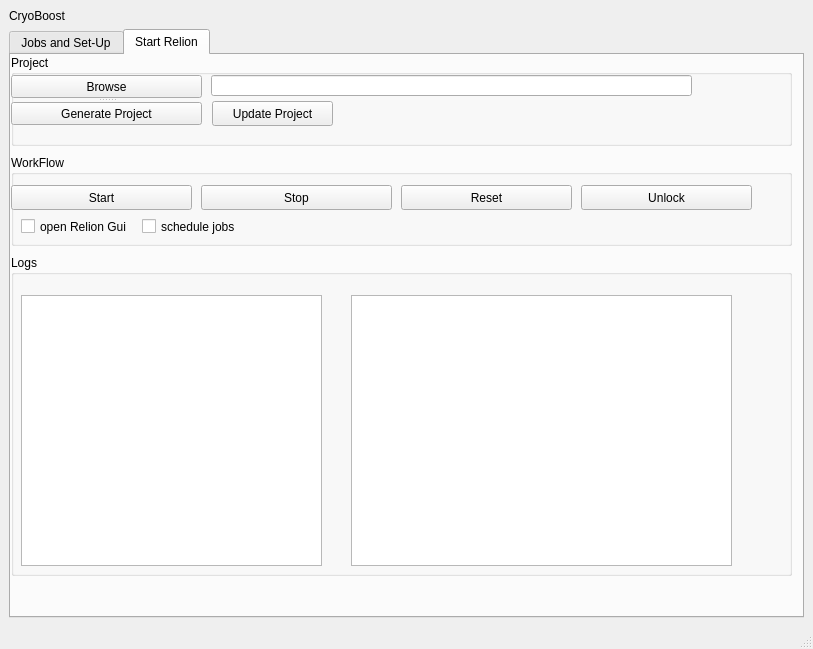
Old version of the form src/gui/schemeGui.ui in the repository Klumpe-lab/CryoBoost.
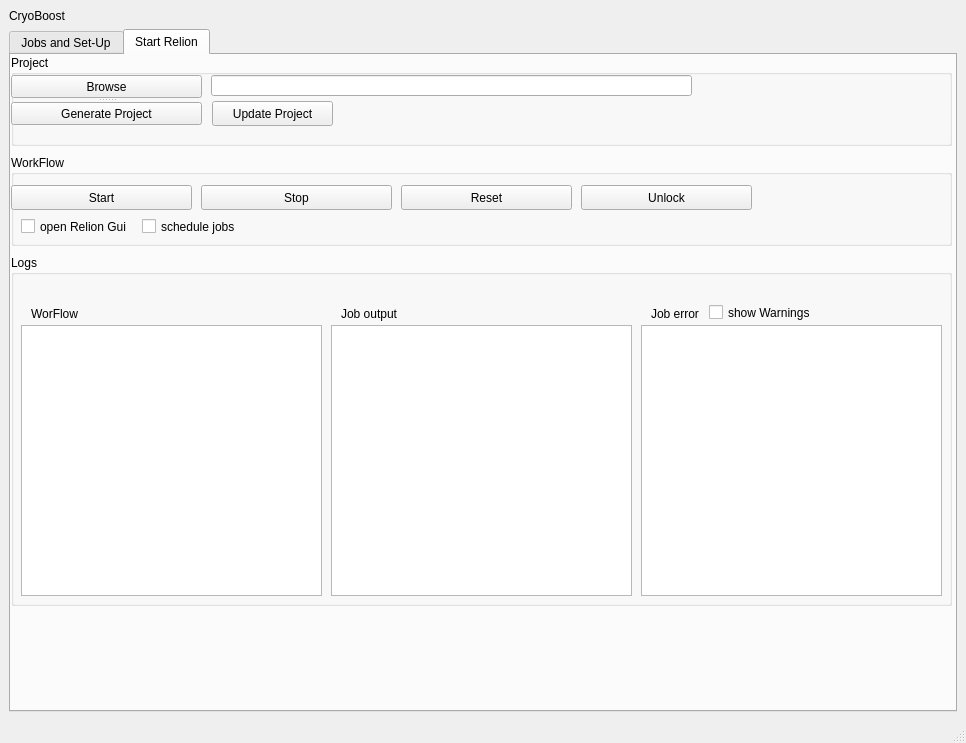
New version of the form.

Commit message: adapted log display added error from job

```diff
--- a/src/gui/schemeGui.ui
+++ b/src/gui/schemeGui.ui
@@ -6,8 +6,8 @@
    <rect>
     <x>0</x>
     <y>0</y>
-    <width>813</width>
-    <height>649</height>
+    <width>966</width>
+    <height>743</height>
    </rect>
   </property>
   <property name="windowTitle">
@@ -138,7 +138,7 @@
          <rect>
           <x>0</x>
           <y>0</y>
-          <width>781</width>
+          <width>941</width>
           <height>91</height>
          </rect>
         </property>
@@ -197,7 +197,7 @@
          <rect>
           <x>0</x>
           <y>100</y>
-          <width>781</width>
+          <width>941</width>
           <height>91</height>
          </rect>
         </property>
@@ -288,8 +288,8 @@
          <rect>
           <x>0</x>
           <y>200</y>
-          <width>781</width>
-          <height>321</height>
+          <width>941</width>
+          <height>351</height>
          </rect>
         </property>
         <property name="title">
@@ -299,7 +299,7 @@
          <property name="geometry">
           <rect>
            <x>10</x>
-           <y>40</y>
+           <y>70</y>
            <width>301</width>
            <height>271</height>
           </rect>
@@ -308,13 +308,75 @@
         <widget class="QTextBrowser" name="textBrowserJobs">
          <property name="geometry">
           <rect>
-           <x>340</x>
-           <y>40</y>
-           <width>381</width>
+           <x>320</x>
+           <y>70</y>
+           <width>301</width>
            <height>271</height>
           </rect>
          </property>
         </widget>
+        <widget class="QTextBrowser" name="textBrowserJobsError">
+         <property name="geometry">
+          <rect>
+           <x>630</x>
+           <y>70</y>
+           <width>301</width>
+           <height>271</height>
+          </rect>
+         </property>
+        </widget>
+        <widget class="QLabel" name="label">
+         <property name="geometry">
+          <rect>
+           <x>20</x>
+           <y>50</y>
+           <width>54</width>
+           <height>17</height>
+          </rect>
+         </property>
+         <property name="text">
+          <string>WorFlow </string>
+         </property>
+        </widget>
+        <widget class="QLabel" name="label_2">
+         <property name="geometry">
+          <rect>
+           <x>330</x>
+           <y>50</y>
+           <width>81</width>
+           <height>17</height>
+          </rect>
+         </property>
+         <property name="text">
+          <string>Job output</string>
+         </property>
+        </widget>
+        <widget class="QLabel" name="label_3">
+         <property name="geometry">
+          <rect>
+           <x>640</x>
+           <y>50</y>
+           <width>60</width>
+           <height>17</height>
+          </rect>
+         </property>
+         <property name="text">
+          <string>Job error</string>
+         </property>
+        </widget>
+        <widget class="QCheckBox" name="checkBox_jobErrroShowWarning">
+         <property name="geometry">
+          <rect>
+           <x>698</x>
+           <y>42</y>
+           <width>121</width>
+           <height>31</height>
+          </rect>
+         </property>
+         <property name="text">
+          <string>show Warnings</string>
+         </property>
+        </widget>
        </widget>
       </widget>
      </widget>
```
Left out of the diff: 4 changed lines with no effect on the pictures. The commit also changes 2 other files.
